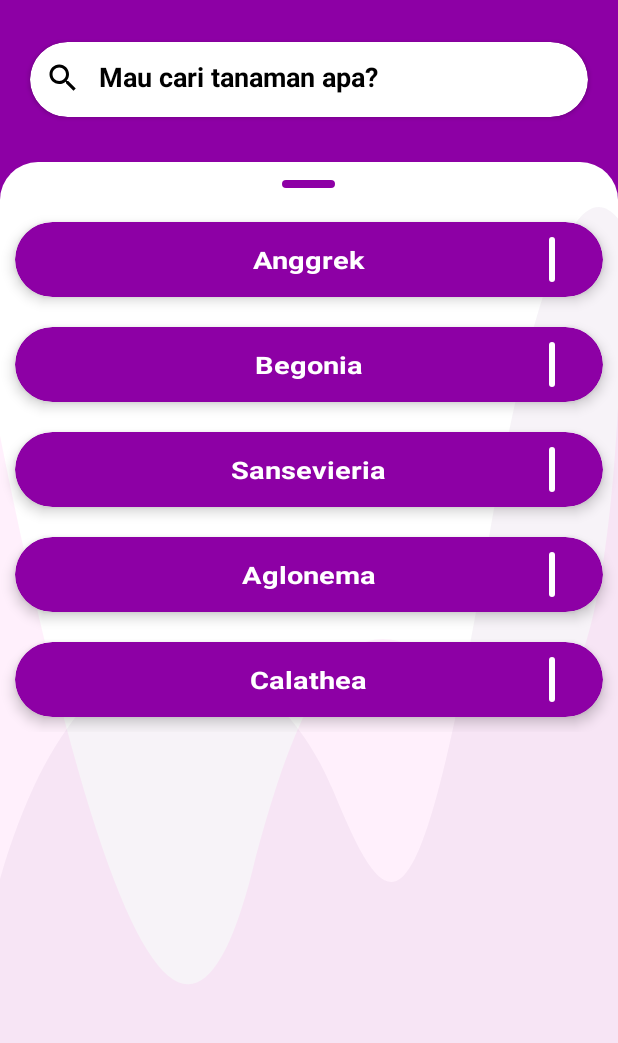
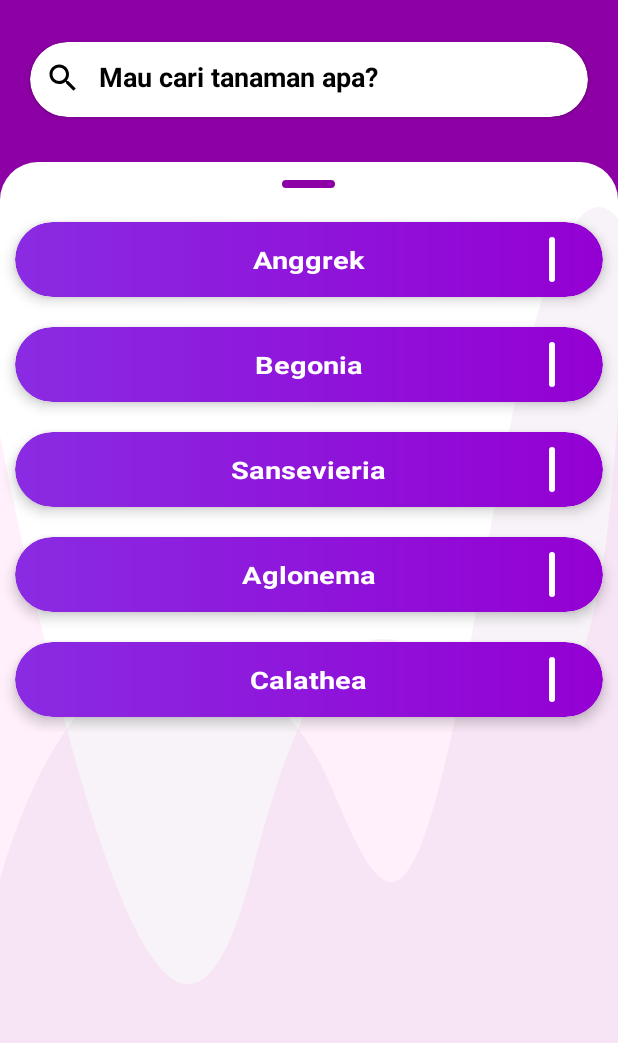
Before and after one commit to farsyadd19/aplikasi-tanaman-hias, an Android app: the KategoriBunga screen opened directly, with no data from a screen before it, on a phone screen of 412 x 824 dp, the part 147-1190 px from its top. Run offline under Robolectric (Android 15) with nearby library versions, the phone set to English and light mode, and no system bars.

Commit message:
Ganti warna button Kategori Bunga

```diff
--- /dev/null
+++ b/app/src/main/res/drawable/button_bunga.xml
@@ -0,0 +1,7 @@
+<shape xmlns:android="http://schemas.android.com/apk/res/android">
+    <gradient
+        android:startColor="#8A2BE2"
+        android:endColor="#9400D3"
+        android:type="linear" />
+    <corners android:radius="25dp" />
+</shape>
--- a/app/src/main/res/layout/list_item_bunga.xml
+++ b/app/src/main/res/layout/list_item_bunga.xml
@@ -5,7 +5,6 @@
     android:layout_width="match_parent"
     android:layout_height="50dp"
     android:layout_margin="10dp"
-    app:cardBackgroundColor="@color/colorUy"
     app:cardCornerRadius="25dp"
     app:cardElevation="5dp">
 
@@ -18,6 +17,7 @@
             android:layout_height="match_parent"
             android:layout_gravity="center"
             android:gravity="center"
+            android:background="@drawable/button_bunga"
             android:orientation="horizontal">
 
             <TextView
```
